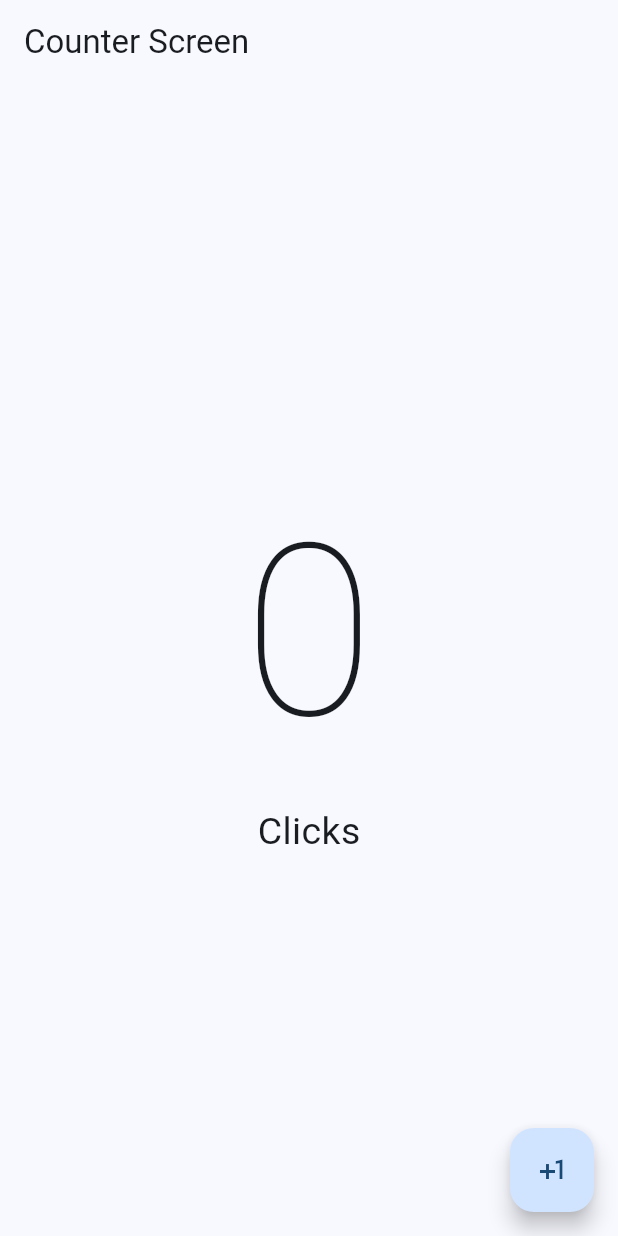
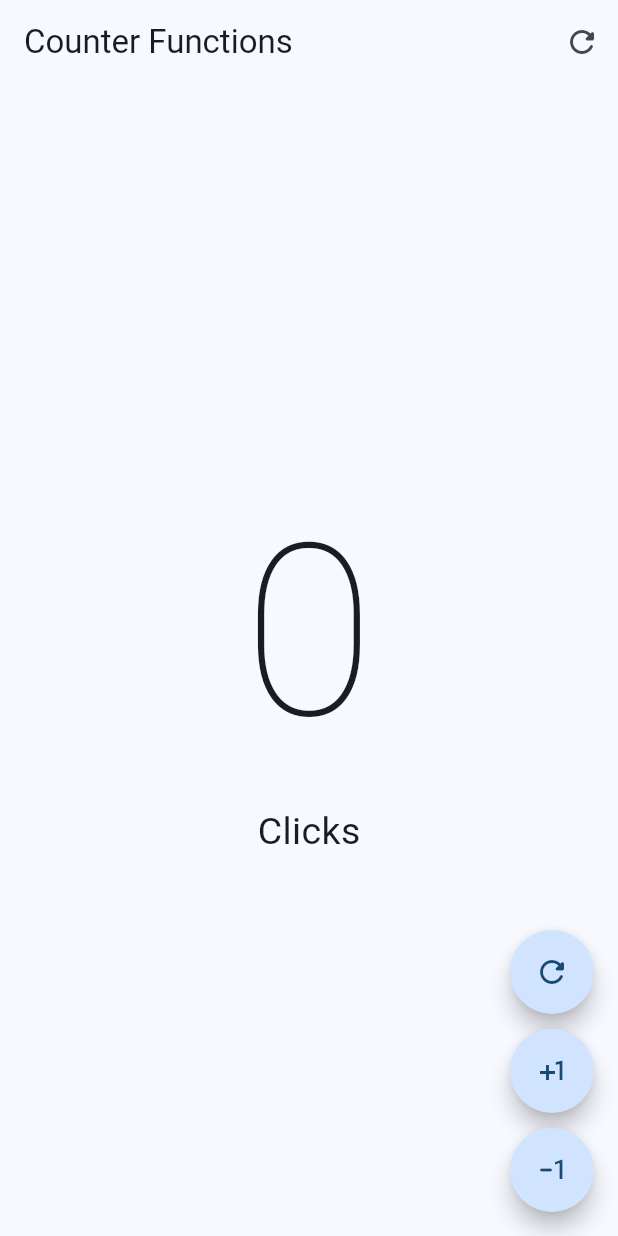
Before and after one commit to Martin-Ball/FlutterCounter, a Flutter app: the screen it shows after launch, on a phone screen of 412 x 824 dp. Run offline on Flutter 3.47's test engine with Material 2 defaults, Android fonts, the phone set to English and light mode, and no system bars.

Commit message:
counter finish

```diff
--- a/lib/main.dart
+++ b/lib/main.dart
@@ -1,4 +1,5 @@
 import 'package:flutter/material.dart';
+import 'package:untitled/screens/counter/counter_functions.dart';
 import 'package:untitled/screens/counter/counter_screen.dart';
 
 void main() {
@@ -16,7 +17,7 @@ class MyApp extends StatelessWidget {
         useMaterial3: true,
         colorSchemeSeed: Colors.blue,
       ),
-      home: CounterScreen()
+      home: const CounterFunctionsScreen()
     );
   }
 }
--- /dev/null
+++ b/lib/screens/counter/counter_functions.dart
@@ -0,0 +1,91 @@
+import 'package:flutter/material.dart';
+
+class CounterFunctionsScreen extends StatefulWidget {
+  const CounterFunctionsScreen ({super.key});
+
+  @override
+  State<CounterFunctionsScreen> createState() => _CounterFunctionsScreenState();
+}
+
+class _CounterFunctionsScreenState extends State<CounterFunctionsScreen> {
+
+  int clickCounter = 0;
+
+  @override
+  Widget build(BuildContext context) {
+    return Scaffold(
+      appBar: AppBar(
+        title: const Text('Counter Functions'),
+        actions: [
+          IconButton(
+            icon: const Icon(Icons.refresh_rounded), onPressed: (){
+            setState(() {
+              clickCounter = 0;
+            });
+          },)
+        ],
+      ),
+      body: Center(
+          child: Column(
+            mainAxisAlignment: MainAxisAlignment.center ,
+            children: [
+              Text('$clickCounter', style: const TextStyle(fontSize: 160, fontWeight: FontWeight.w100),),
+              Text( 'Click${ clickCounter == 1 ? '' : 's'}', style: const TextStyle(fontSize: 25)),
+            ],
+          )
+      ),
+      floatingActionButton: Column(
+        mainAxisAlignment: MainAxisAlignment.end,
+          children: [
+          CustomButton(
+            icon: Icons.refresh_rounded,
+            onPressed: () {
+              setState(() {
+                clickCounter = 0;
+              });
+            },
+          ),
+          const SizedBox(height: 10,),
+          CustomButton(
+            icon: Icons.plus_one,
+            onPressed: () {
+              setState(() {
+                clickCounter ++;
+              });
+            },
+          ),
+          const SizedBox(height: 10,),
+          CustomButton(
+            icon: Icons.exposure_minus_1_rounded,
+            onPressed: () {
+              setState(() {
+                clickCounter --;
+              });
+            },
+          ),
+        ]
+      ),
+    );
+  }
+}
+
+class CustomButton extends StatelessWidget {
+
+  final IconData icon;
+  final VoidCallback? onPressed;
+
+  const CustomButton({
+    super.key,
+    required this.icon,
+    required this.onPressed,
+  });
+
+  @override
+  Widget build(BuildContext context) {
+    return FloatingActionButton(
+      shape: const StadiumBorder(),
+      onPressed: onPressed,
+      child: Icon(icon),
+    );
+  }
+}
```
